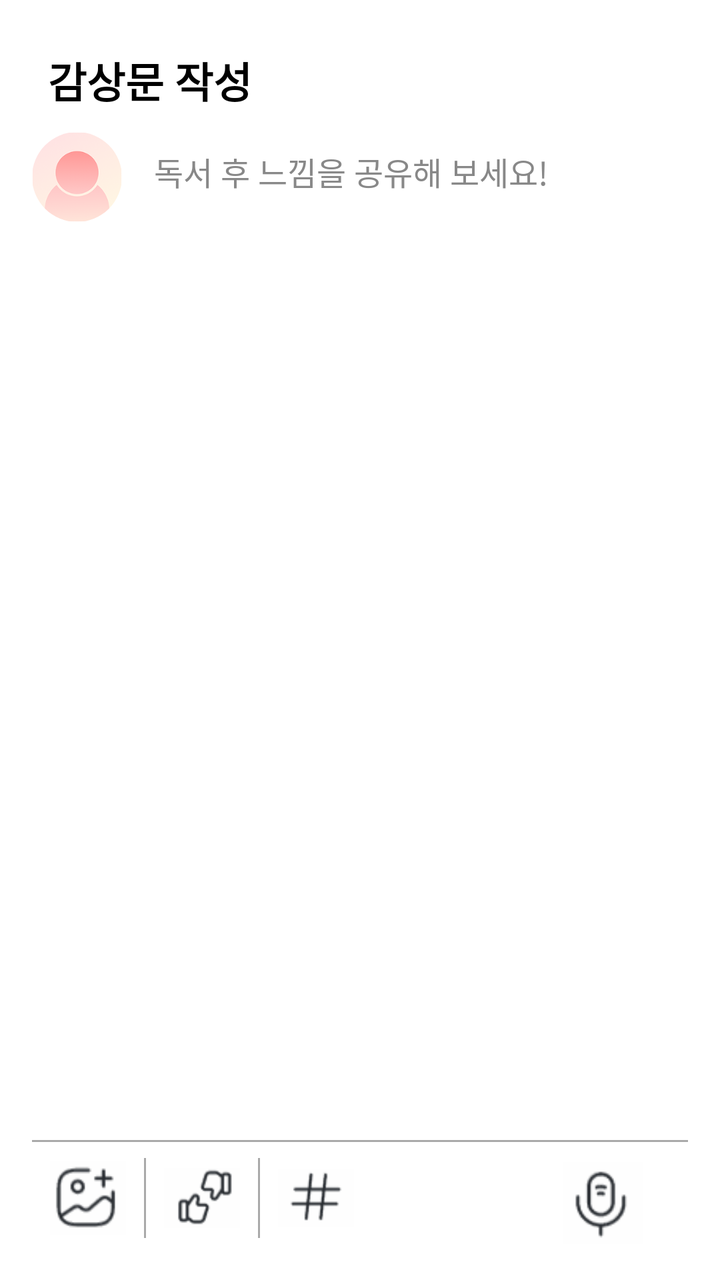
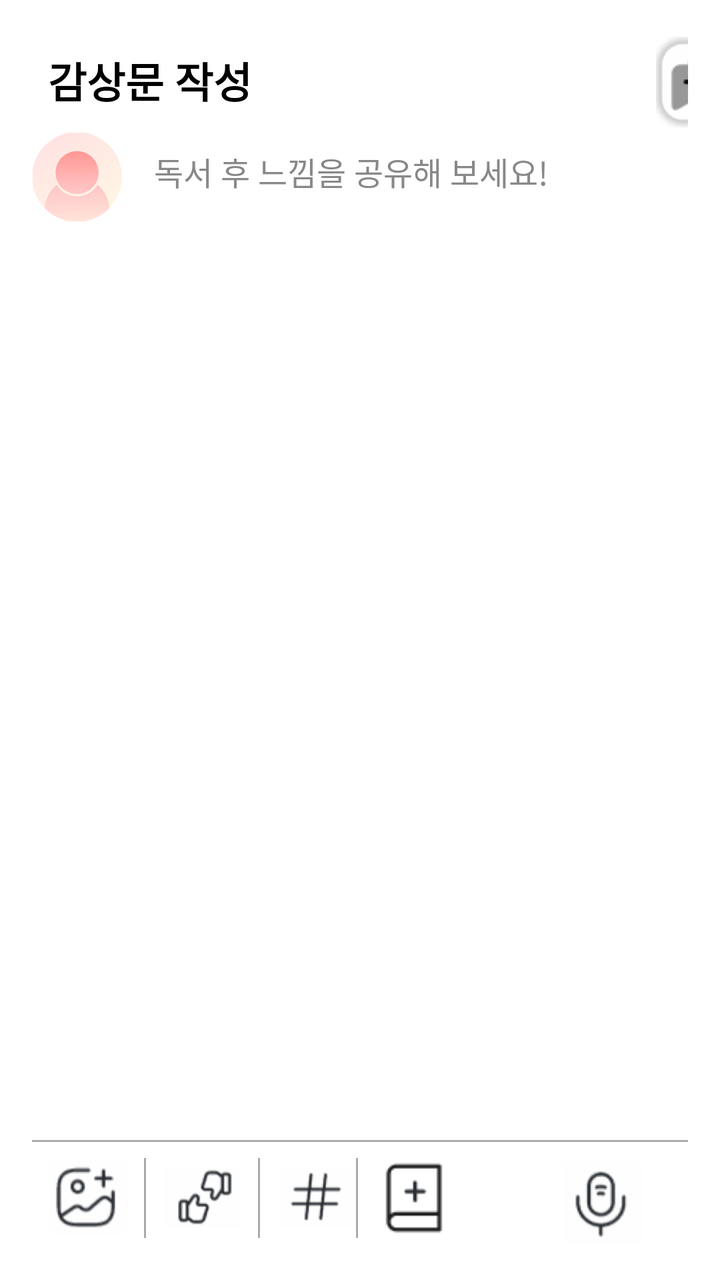

Screens rendered from an Android XML layout before and after an edit, with the pre-edit source and the edit as a unified diff.
<!-- AndroidManifest.xml: application theme Theme.MeltingBooks -->
<!-- res/layout/activity_write.xml -->
<?xml version="1.0" encoding="utf-8"?>
<LinearLayout xmlns:android="http://schemas.android.com/apk/res/android"
    android:layout_width="match_parent"
    android:layout_height="match_parent"
    android:orientation="vertical"
    android:padding="16dp"
    android:background="@android:color/white"
    android:fitsSystemWindows="true">

    
    <LinearLayout
        android:layout_width="match_parent"
        android:layout_height="wrap_content"
        android:orientation="vertical">

        <LinearLayout
            android:layout_width="match_parent"
            android:layout_height="wrap_content"
            android:orientation="horizontal"
            android:paddingStart="8dp"
            android:paddingEnd="0dp"
            android:gravity="center_vertical">

            
            <TextView
                android:layout_width="wrap_content"
                android:layout_height="wrap_content"
                android:layout_marginBottom="1dp"
                android:text="감상문 작성"
                android:textColor="@android:color/black"
                android:textSize="21sp"
                android:textStyle="bold" />

            
            <View
                android:layout_width="166dp"
                android:layout_height="16dp"
                android:layout_marginStart="50dp"/>

            <ImageButton
                android:id="@+id/btnUpload"
                android:layout_width="50dp"
                android:layout_height="50dp"
                android:background="?attr/selectableItemBackgroundBorderless"
                android:src="@drawable/write_upload"
                android:scaleType="centerInside"
                android:padding="2dp"/>
        </LinearLayout>
    </LinearLayout>

    
    <LinearLayout
        android:id="@+id/middleLayout"
        android:layout_width="match_parent"
        android:layout_height="0dp"
        android:layout_weight="1"
        android:orientation="vertical">

        <ScrollView
            android:layout_width="match_parent"
            android:layout_height="0dp"
            android:layout_weight="4"
            android:fillViewport="true"
            android:overScrollMode="never">

            
            <LinearLayout
                android:layout_width="match_parent"
                android:layout_height="wrap_content"
                android:orientation="horizontal"
                android:weightSum="10">


                
                <ImageView
                    android:id="@+id/profileImage"
                    android:layout_width="45dp"
                    android:layout_height="45dp"
                    android:layout_marginEnd="8dp"
                    android:src="@drawable/sample_profile"
                    android:scaleType="centerCrop"
                    android:background="@drawable/profile_image_background"
                    android:clipToOutline="true" />


                
                <EditText
                    android:id="@+id/etInput"
                    android:layout_width="0dp"
                    android:layout_height="wrap_content"
                    android:layout_weight="8"
                    android:background="@android:color/transparent"
                    android:textColor="@color/textColor"
                    android:gravity="top"
                    android:hint="독서 후 느낌을 공유해 보세요!"
                    android:textColorHint="@color/hintColor"
                    android:inputType="textMultiLine"
                    android:maxLines="15"
                    android:padding="8dp"
                    android:textSize="16sp" />
            </LinearLayout>
        </ScrollView>


        
        <LinearLayout
            android:layout_width="match_parent"
            android:layout_height="wrap_content"
            android:layout_weight="1"
            android:orientation="horizontal"
            android:gravity="end|bottom"
            android:layout_marginTop="10dp">

            <ImageView
                android:id="@+id/micON"
                android:layout_width="140dp"
                android:layout_height="80dp"
                android:src="@drawable/write_recoding"
                android:layout_marginEnd="15dp"
                android:layout_gravity="bottom|center_vertical"
                android:visibility="gone"/>

            <ImageView
                android:id="@+id/summarizing"
                android:layout_width="140dp"
                android:layout_height="80dp"
                android:src="@drawable/write_summarizing"
                android:layout_marginEnd="15dp"
                android:layout_gravity="bottom|center_vertical"
                android:visibility="gone"/>


            <android.widget.Button
                android:id="@+id/btnSummarize"
                android:layout_width="150dp"
                android:layout_height="25dp"
                android:layout_marginEnd="5dp"
                android:layout_gravity="bottom|center_vertical"
                android:text="요약하기"
                android:textColor="#000000"
                android:background="@drawable/round_bule"
                android:textSize="15sp"
                android:paddingLeft="2dp"
                android:paddingRight="2dp"
                android:paddingTop="1dp"
                android:paddingBottom="1dp"
                android:layout_marginBottom="20dp"
                android:visibility="gone"/>


            
            <ImageView
                android:id="@+id/imageView"
                android:layout_width="100dp"
                android:layout_height="100dp"
                android:layout_gravity="bottom"
                android:layout_marginBottom="20dp"
                android:scaleType="centerCrop" />


        </LinearLayout>
    </LinearLayout>

    
    <LinearLayout
        android:layout_width="match_parent"
        android:layout_height="wrap_content"
        android:orientation="vertical"
        android:id="@+id/bottomLayout"
        android:layout_gravity="bottom">

        
        <View
            android:layout_width="match_parent"
            android:layout_height="1dp"
            android:background="@android:color/darker_gray"
            android:layout_marginBottom="8dp"/>

        <LinearLayout
            android:layout_width="match_parent"
            android:layout_height="wrap_content"
            android:orientation="horizontal"
            android:paddingStart="8dp"
            android:paddingEnd="20dp">

            
            <LinearLayout
                android:layout_width="wrap_content"
                android:layout_height="wrap_content"
                android:orientation="horizontal"
                android:gravity="center_vertical">

                <ImageButton
                    android:id="@+id/btnAddFile"
                    android:layout_width="40dp"
                    android:layout_height="40dp"
                    android:layout_marginEnd="8dp"
                    android:background="?attr/selectableItemBackgroundBorderless"
                    android:contentDescription="첨부 파일 추가"
                    android:scaleType="centerInside"
                    android:padding="1dp"
                    android:src="@drawable/write_attach" />

                <View
                    android:layout_width="1dp"
                    android:layout_height="match_parent"
                    android:background="@android:color/darker_gray"
                    android:layout_marginEnd="8dp"/>

                <ImageButton
                    android:id="@+id/btnLike"
                    android:layout_width="40dp"
                    android:layout_height="40dp"
                    android:layout_marginEnd="8dp"
                    android:background="?attr/selectableItemBackgroundBorderless"
                    android:contentDescription="좋아요"
                    android:scaleType="centerInside"
                    android:padding="1dp"
                    android:src="@drawable/write_like" />

                <View
                    android:layout_width="1dp"
                    android:layout_height="match_parent"
                    android:background="@android:color/darker_gray"
                    android:layout_marginEnd="8dp"/>

                <ImageButton
                    android:id="@+id/btnHashtag"
                    android:layout_width="40dp"
                    android:layout_height="40dp"
                    android:background="?attr/selectableItemBackgroundBorderless"
                    android:contentDescription="해시태그 추가"
                    android:scaleType="centerInside"
                    android:padding="1dp"
                    android:src="@drawable/write_hashtag" />
            </LinearLayout>

            
            <View
                android:layout_width="0dp"
                android:layout_height="match_parent"
                android:layout_weight="1"/>

            <ImageButton
                android:id="@+id/btnRecord"
                android:layout_width="45dp"
                android:layout_height="45dp"
                android:background="?attr/selectableItemBackgroundBorderless"
                android:src="@drawable/write_mic"
                android:scaleType="centerInside"
                android:padding="2dp"
                android:contentDescription="음성 녹음"/>
        </LinearLayout>
    </LinearLayout>
</LinearLayout>
<!-- resources referenced by this layout -->
<resources>
  <color name="hintColor">#888888</color>
  <color name="textColor">#333333</color>
  <!-- drawable profile_image_background (drawable) -->
  <?xml version="1.0" encoding="utf-8"?>
  <shape xmlns:android="http://schemas.android.com/apk/res/android">
      <solid android:color="#ffff"/> 
      <corners android:radius="1000dp"/>
  </shape>
  <!-- drawable round_bule (drawable) -->
  <shape xmlns:android="http://schemas.android.com/apk/res/android">
      <solid android:color="#ADD8E6" /> 
      <corners android:radius="100dp" /> 
  </shape>
  <!-- drawable sample_profile: png bitmap (drawable, 16455 bytes) -->
  <!-- drawable write_attach: png bitmap (drawable, 962 bytes) -->
  <!-- drawable write_hashtag: png bitmap (drawable, 601 bytes) -->
  <!-- drawable write_like: png bitmap (drawable, 810 bytes) -->
  <!-- drawable write_mic: png bitmap (drawable, 899 bytes) -->
  <!-- drawable write_recoding: png bitmap (drawable, 3100 bytes) -->
  <!-- drawable write_summarizing: png bitmap (drawable, 1587 bytes) -->
  <!-- drawable write_upload: png bitmap (drawable, 2026 bytes) -->
  <style name="Theme.MeltingBooks" parent="Theme.MaterialComponents.DayNight.NoActionBar">
          
          <item name="colorPrimary">@color/primaryColor</item>
          <item name="colorPrimaryDark">@color/primaryDarkColor</item>
          <item name="colorAccent">@color/accentColor</item>
          <item name="android:statusBarColor">@color/primaryDarkColor</item>
          <item name="android:windowBackground">@color/backgroundColor</item>
      </style>
  <color name="primaryColor">#6200EE</color>
  <color name="primaryDarkColor">#3700B3</color>
  <color name="accentColor">#03DAC5</color>
  <color name="backgroundColor">#F5F5F5</color>
</resources>

<!-- the commit's change to res/layout/activity_write.xml (unified diff, before → after) -->
@@ -33,7 +33,7 @@
 
             
             <View
-                android:layout_width="166dp"
+                android:layout_width="150dp"
                 android:layout_height="16dp"
                 android:layout_marginStart="50dp"/>
 
@@ -233,6 +233,24 @@
                     android:scaleType="centerInside"
                     android:padding="1dp"
                     android:src="@drawable/write_hashtag" />
+
+                <View
+                    android:layout_width="1dp"
+                    android:layout_height="match_parent"
+                    android:background="@android:color/darker_gray"
+                    android:layout_marginEnd="8dp"/>
+
+                <ImageButton
+                    android:id="@+id/btnBook"
+                    android:layout_width="40dp"
+                    android:layout_height="40dp"
+                    android:background="?attr/selectableItemBackgroundBorderless"
+                    android:contentDescription="책 추가"
+                    android:scaleType="centerInside"
+                    android:padding="1dp"
+                    android:src="@drawable/write_book" />
+
+
             </LinearLayout>
 
             
<!-- resource entries referenced after the edit -->
@@ -15,6 +15,7 @@
   </shape>
   <!-- drawable sample_profile: png bitmap (drawable, 16455 bytes) -->
   <!-- drawable write_attach: png bitmap (drawable, 962 bytes) -->
+  <!-- drawable write_book: png bitmap (drawable, 669 bytes) -->
   <!-- drawable write_hashtag: png bitmap (drawable, 601 bytes) -->
   <!-- drawable write_like: png bitmap (drawable, 810 bytes) -->
   <!-- drawable write_mic: png bitmap (drawable, 899 bytes) -->
